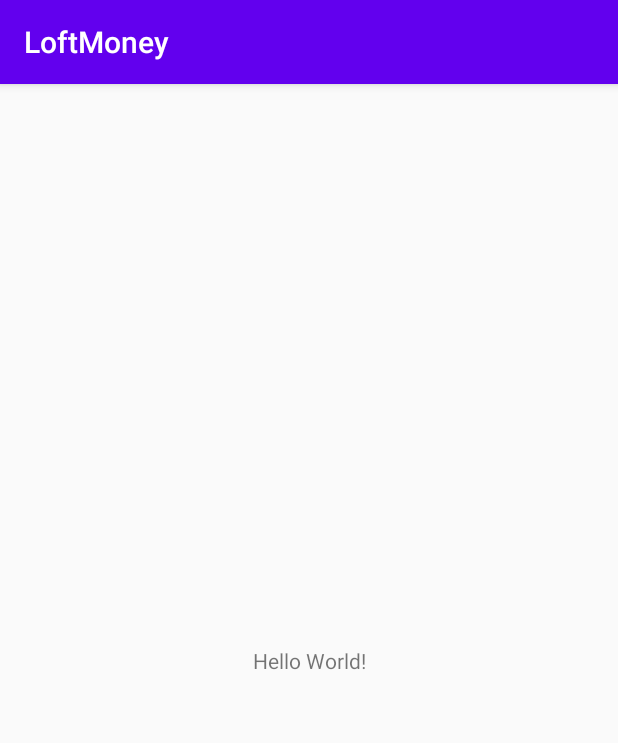
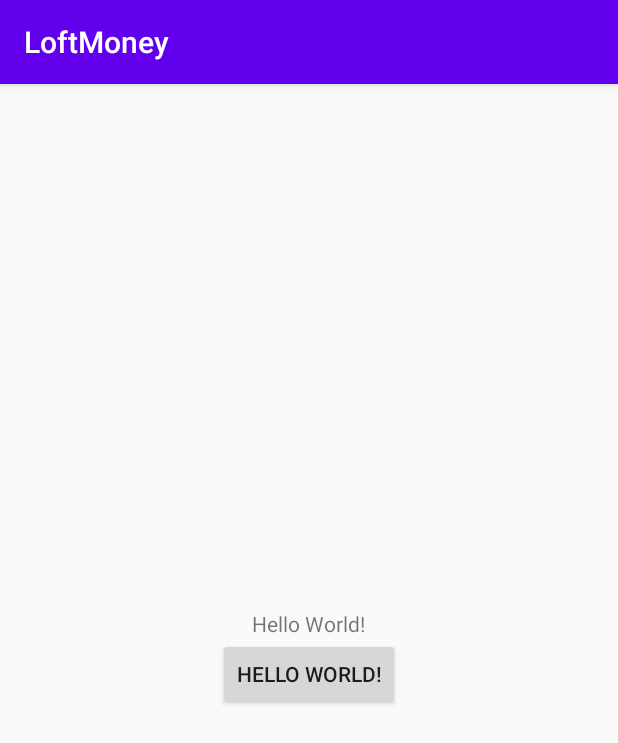
Before and after one commit to temofeyk/LoftMoney, an Android app: the screen it shows after launch (HelloWorldActivity), on a phone screen of 412 x 824 dp. Shown: the top 743 px of the screen. Run offline under Robolectric (Android 15) with nearby library versions, the phone set to English and light mode, and no system bars.

Commit message:
Ðadded hello world activity

```diff
--- a/app/src/main/java/com/temofey/k/android/loftmoney/activities/HelloWorldActivity.java
+++ b/app/src/main/java/com/temofey/k/android/loftmoney/activities/HelloWorldActivity.java
@@ -1,8 +1,10 @@
 package com.temofey.k.android.loftmoney.activities;
 
+import android.os.Bundle;
+import android.widget.Button;
+import android.widget.Toast;
+
 import androidx.appcompat.app.AppCompatActivity;
-
-import android.os.Bundle;
 
 import com.temofey.k.android.loftmoney.R;
 
@@ -11,6 +13,14 @@ public class HelloWorldActivity extends AppCompatActivity {
     @Override
     protected void onCreate(Bundle savedInstanceState) {
         super.onCreate(savedInstanceState);
-        setContentView(R.layout.activity_main);
+        setContentView(R.layout.activity_hello_world);
+
+        Button btn = findViewById(R.id.btn_hello_world_start);
+        btn.setOnClickListener(v -> {
+            Toast toast = Toast.makeText(getApplicationContext(),
+                    R.string.hello_title, Toast.LENGTH_SHORT);
+            toast.show();
+        });
+
     }
 }
--- /dev/null
+++ b/app/src/main/res/layout/activity_hello_world.xml
@@ -0,0 +1,27 @@
+<?xml version="1.0" encoding="utf-8"?>
+<LinearLayout xmlns:android="http://schemas.android.com/apk/res/android"
+    xmlns:tools="http://schemas.android.com/tools"
+    android:layout_width="match_parent"
+    android:layout_height="match_parent"
+    android:fillViewport="true"
+    android:gravity="center"
+    android:orientation="vertical"
+    tools:context=".activities.HelloWorldActivity">
+
+
+    <TextView
+        android:layout_width="wrap_content"
+        android:layout_height="wrap_content"
+        android:layout_gravity="center"
+        android:gravity="center"
+        android:text="@string/hello_title" />
+
+    <Button
+        android:id="@+id/btn_hello_world_start"
+        android:layout_width="wrap_content"
+        android:layout_height="wrap_content"
+        android:layout_gravity="center"
+        android:text="@string/hello_title"/>
+
+
+</LinearLayout>
--- a/app/src/main/res/layout/activity_main.xml
+++ /dev/null
@@ -1,18 +0,0 @@
-<?xml version="1.0" encoding="utf-8"?>
-<androidx.constraintlayout.widget.ConstraintLayout xmlns:android="http://schemas.android.com/apk/res/android"
-    xmlns:app="http://schemas.android.com/apk/res-auto"
-    xmlns:tools="http://schemas.android.com/tools"
-    android:layout_width="match_parent"
-    android:layout_height="match_parent"
-    tools:context=".activities.HelloWorldActivity">
-
-    <TextView
-        android:layout_width="wrap_content"
-        android:layout_height="wrap_content"
-        android:text="Hello World!"
-        app:layout_constraintBottom_toBottomOf="parent"
-        app:layout_constraintLeft_toLeftOf="parent"
-        app:layout_constraintRight_toRightOf="parent"
-        app:layout_constraintTop_toTopOf="parent" />
-
-</androidx.constraintlayout.widget.ConstraintLayout>
--- a/app/src/main/res/values/strings.xml
+++ b/app/src/main/res/values/strings.xml
@@ -1,3 +1,4 @@
 <resources>
-    <string name="app_name">LoftMoney</string>
+    <string name="app_name" translatable="false">LoftMoney</string>
+    <string name="hello_title">Hello World!</string>
 </resources>
--- a/app/src/main/res/values/styles.xml
+++ b/app/src/main/res/values/styles.xml
@@ -8,4 +8,5 @@
         <item name="colorAccent">@color/colorAccent</item>
     </style>
 
+
 </resources>
```
Also changed, not shown: 1 other file.
